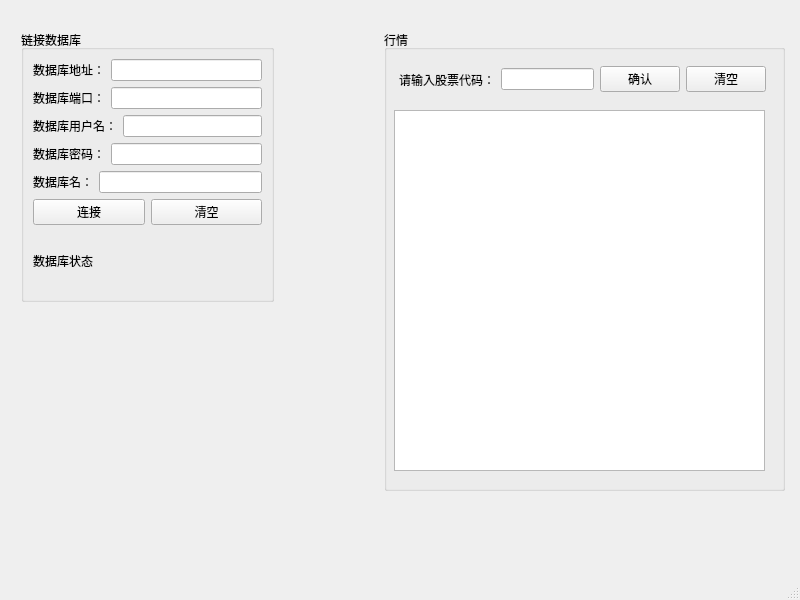
Before: the Qt Designer form mainwindow.ui in JackyZ069/GoldDigger, drawn with Qt 5.
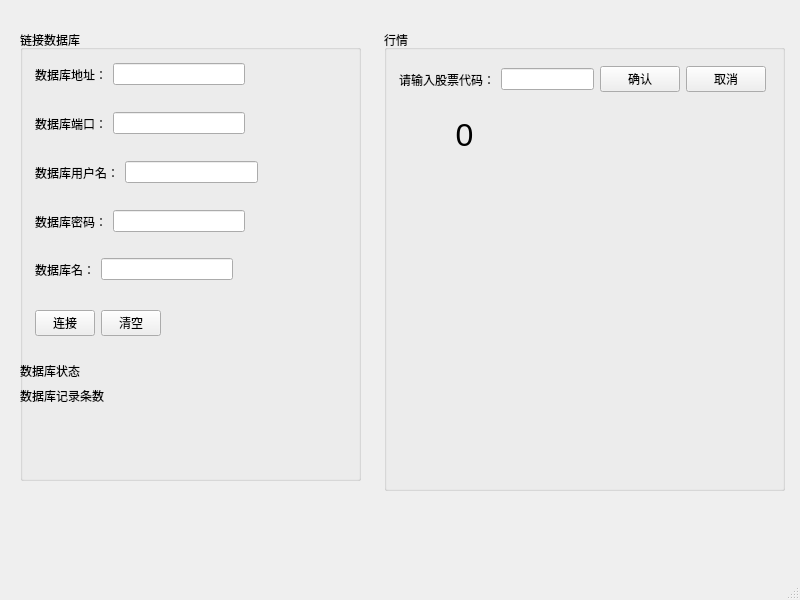
After: the same form once the commit is applied.

```diff
--- a/mainwindow.ui
+++ b/mainwindow.ui
@@ -56,37 +56,73 @@
       <item>
        <widget class="QPushButton" name="pushButtonClear">
         <property name="text">
-         <string>清空</string>
+         <string>取消</string>
         </property>
        </widget>
       </item>
      </layout>
     </widget>
-    <widget class="QTextEdit" name="textEdit">
+    <widget class="QLabel" name="StockCurrPriceLabel">
      <property name="geometry">
       <rect>
-       <x>10</x>
+       <x>20</x>
        <y>80</y>
-       <width>371</width>
-       <height>361</height>
+       <width>121</width>
+       <height>51</height>
       </rect>
      </property>
+     <property name="text">
+      <string>&lt;html&gt;&lt;head/&gt;&lt;body&gt;&lt;p align=&quot;center&quot;&gt;&lt;span style=&quot; font-size:24pt;&quot;&gt;0&lt;/span&gt;&lt;/p&gt;&lt;/body&gt;&lt;/html&gt;</string>
+     </property>
     </widget>
    </widget>
    <widget class="QGroupBox" name="groupBox">
     <property name="geometry">
      <rect>
-      <x>21</x>
+      <x>20</x>
       <y>30</y>
-      <width>253</width>
-      <height>272</height>
+      <width>341</width>
+      <height>451</height>
      </rect>
     </property>
     <property name="title">
      <string>链接数据库</string>
     </property>
-    <layout class="QGridLayout" name="gridLayout">
-     <item row="0" column="0">
+    <widget class="QLabel" name="databaseStatu">
+     <property name="geometry">
+      <rect>
+       <x>0</x>
+       <y>330</y>
+       <width>281</width>
+       <height>21</height>
+      </rect>
+     </property>
+     <property name="text">
+      <string>数据库状态</string>
+     </property>
+    </widget>
+    <widget class="QLabel" name="databaseRecord">
+     <property name="geometry">
+      <rect>
+       <x>0</x>
+       <y>350</y>
+       <width>301</width>
+       <height>31</height>
+      </rect>
+     </property>
+     <property name="text">
+      <string>数据库记录条数</string>
+     </property>
+    </widget>
+    <widget class="QWidget" name="layoutWidget">
+     <property name="geometry">
+      <rect>
+       <x>15</x>
+       <y>33</y>
+       <width>210</width>
+       <height>23</height>
+      </rect>
+     </property>
       <layout class="QHBoxLayout" name="horizontalLayout_3">
        <item>
         <widget class="QLabel" name="label_2">
@@ -99,8 +135,16 @@
         <widget class="QLineEdit" name="databaseAddress"/>
        </item>
       </layout>
-     </item>
-     <item row="1" column="0">
+    </widget>
+    <widget class="QWidget" name="layoutWidget">
+     <property name="geometry">
+      <rect>
+       <x>15</x>
+       <y>82</y>
+       <width>210</width>
+       <height>23</height>
+      </rect>
+     </property>
       <layout class="QHBoxLayout" name="horizontalLayout_4">
        <item>
         <widget class="QLabel" name="label_3">
@@ -113,8 +157,16 @@
         <widget class="QLineEdit" name="databasePort"/>
        </item>
       </layout>
-     </item>
-     <item row="2" column="0">
+    </widget>
+    <widget class="QWidget" name="layoutWidget">
+     <property name="geometry">
+      <rect>
+       <x>15</x>
+       <y>131</y>
+       <width>223</width>
+       <height>23</height>
+      </rect>
+     </property>
       <layout class="QHBoxLayout" name="horizontalLayout_5">
        <item>
         <widget class="QLabel" name="label_4">
@@ -127,8 +179,16 @@
         <widget class="QLineEdit" name="databaseUserName"/>
        </item>
       </layout>
-     </item>
-     <item row="3" column="0">
+    </widget>
+    <widget class="QWidget" name="layoutWidget">
+     <property name="geometry">
+      <rect>
+       <x>15</x>
+       <y>180</y>
+       <width>210</width>
+       <height>23</height>
+      </rect>
+     </property>
       <layout class="QHBoxLayout" name="horizontalLayout_6">
        <item>
         <widget class="QLabel" name="label_5">
@@ -141,8 +201,16 @@
         <widget class="QLineEdit" name="databasePassword"/>
        </item>
       </layout>
-     </item>
-     <item row="4" column="0">
+    </widget>
+    <widget class="QWidget" name="layoutWidget">
+     <property name="geometry">
+      <rect>
+       <x>15</x>
+       <y>228</y>
+       <width>198</width>
+       <height>23</height>
+      </rect>
+     </property>
       <layout class="QHBoxLayout" name="horizontalLayout_7">
        <item>
         <widget class="QLabel" name="label_6">
@@ -155,8 +223,16 @@
         <widget class="QLineEdit" name="databaseName"/>
        </item>
       </layout>
-     </item>
-     <item row="5" column="0">
+    </widget>
+    <widget class="QWidget" name="layoutWidget">
+     <property name="geometry">
+      <rect>
+       <x>15</x>
+       <y>277</y>
+       <width>126</width>
+       <height>32</height>
+      </rect>
+     </property>
       <layout class="QHBoxLayout" name="horizontalLayout_8">
        <item>
         <widget class="QPushButton" name="connectDataBaseBtn">
@@ -173,15 +249,7 @@
         </widget>
        </item>
       </layout>
-     </item>
-     <item row="6" column="0">
-      <widget class="QLabel" name="databaseStatu">
-       <property name="text">
-        <string>数据库状态</string>
-       </property>
-      </widget>
-     </item>
-    </layout>
+    </widget>
    </widget>
   </widget>
   <widget class="QMenuBar" name="menubar">
```
Left out of the diff: 4 changed lines with no effect on the pictures. Lines whose indentation alone changed are shown as unchanged.
